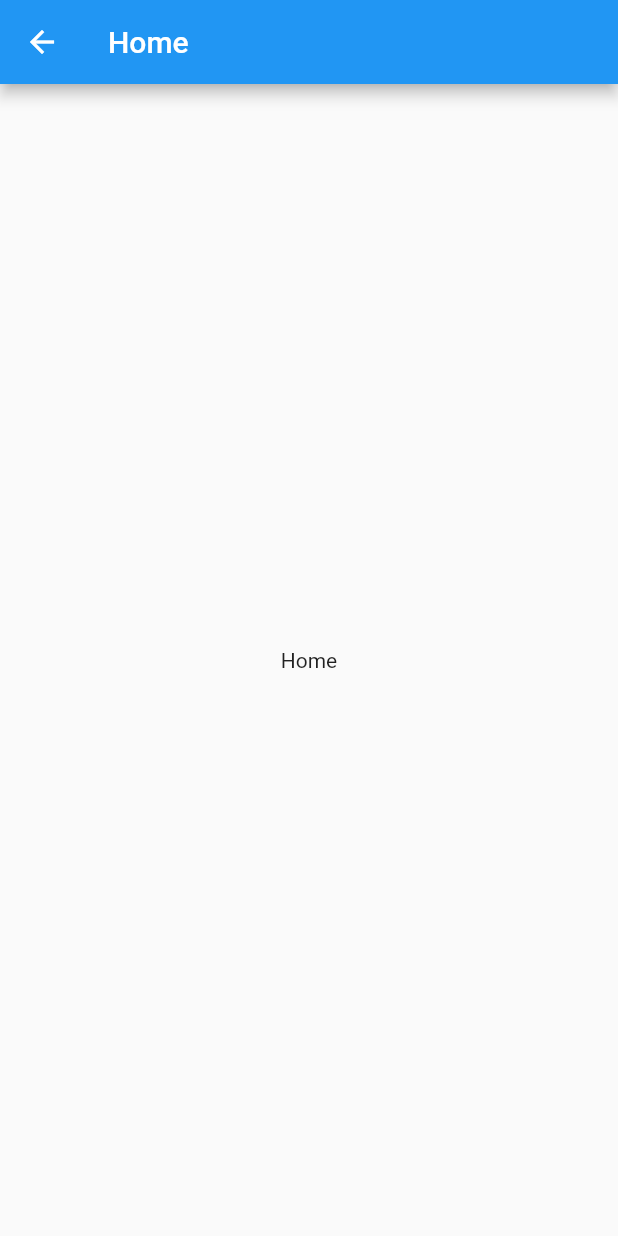
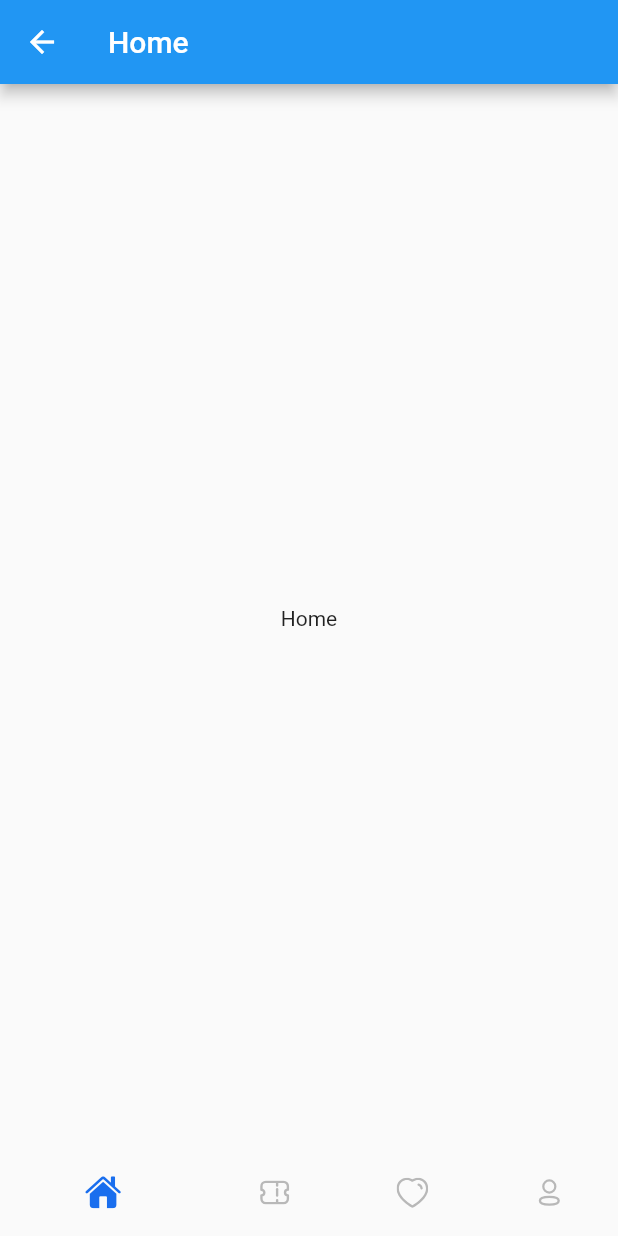
Before and after one commit to vladuhalys/aspen_travel_app, a Flutter app: the HomeScreen screen opened by its route, on a phone screen of 412 x 824 dp. Run offline on Flutter 3.47's test engine with Material 2 defaults, Android fonts, the light colour scheme and no system bars; our stand-ins replace flutter_svg, get, google_fonts.

Commit message:
Update #2: Add Home ver. 0.1

```diff
--- a/lib/core/presentation/screens/home/presentation/home_screen.dart
+++ b/lib/core/presentation/screens/home/presentation/home_screen.dart
@@ -1,17 +1,21 @@
 import 'package:flutter/material.dart';
+
+import '../widgets/bottom_bar.dart';
 
 class HomeScreen extends StatelessWidget {
   const HomeScreen({super.key});
 
   @override
   Widget build(BuildContext context) {
-    return Scaffold(
+    return SafeArea(
+      child: Scaffold(
           appBar: AppBar(
             title: const Text('Home'),
           ),
           body: const Center(
             child: Text('Home'),
           ),
+          bottomNavigationBar: const BottomBar()),
     );
   }
 }
--- /dev/null
+++ b/lib/core/presentation/screens/home/widgets/bottom_bar.dart
@@ -0,0 +1,77 @@
+import 'package:flutter/cupertino.dart';
+import 'package:flutter/material.dart';
+import 'package:flutter_svg/flutter_svg.dart';
+
+class BottomBar extends StatefulWidget {
+  const BottomBar({super.key});
+
+  @override
+  State<BottomBar> createState() => _BottomBarState();
+}
+
+class _BottomBarState extends State<BottomBar> {
+  int _selectedIndex = 0;
+
+  void _onItemTapped(int index) {
+    setState(() {
+      _selectedIndex = index;
+    });
+  }
+
+  @override
+  Widget build(BuildContext context) {
+    return BottomNavigationBar(
+        elevation: 0,
+        showSelectedLabels: false,
+        showUnselectedLabels: false,
+        items: [
+          BottomNavigationBarItem(
+            icon: Icon(
+              CupertinoIcons.house_fill,
+              size: 24,
+              // ignore: deprecated_member_use
+              color: (_selectedIndex == 0)
+                  ? const Color(0xFF196EEE)
+                  : const Color(0xFFB8B8B8),
+            ),
+            label: 'Home',
+          ),
+          BottomNavigationBarItem(
+            icon: SvgPicture.asset(
+              'assets/icons/Ticket.svg',
+              width: 20, height: 20,
+              // ignore: deprecated_member_use
+              color: (_selectedIndex == 1)
+                  ? const Color(0xFF196EEE)
+                  : const Color(0xFFB8B8B8),
+            ),
+            label: 'Profile',
+          ),
+          BottomNavigationBarItem(
+            icon: SvgPicture.asset(
+              'assets/icons/Heart.svg',
+              width: 22, height: 22,
+              // ignore: deprecated_member_use
+              color: (_selectedIndex == 2)
+                  ? const Color(0xFF196EEE)
+                  : const Color(0xFFB8B8B8),
+            ),
+            label: 'Home',
+          ),
+          BottomNavigationBarItem(
+            icon: SvgPicture.asset(
+              'assets/icons/Profile.svg',
+              width: 22, height: 22,
+              // ignore: deprecated_member_use
+              color: (_selectedIndex == 3)
+                  ? const Color(0xFF196EEE)
+                  : const Color(0xFFB8B8B8),
+            ),
+            label: 'Profile',
+          ),
+        ],
+        currentIndex: _selectedIndex,
+        selectedItemColor: Colors.amber[800],
+        onTap: _onItemTapped);
+  }
+}
--- a/pubspec.yaml
+++ b/pubspec.yaml
@@ -12,6 +12,7 @@ dependencies:
   google_fonts: ^5.1.0
   get: ^4.6.5
   flutter_svg: ^2.0.7
+  cupertino_icons: ^1.0.5
 
 dev_dependencies:
   flutter_test:
@@ -24,3 +25,7 @@ flutter:
     - assets/back/intro_back.jpg
     - assets/back/land.jpg
     - assets/icons/aspen.svg
+    - assets/icons/Heart.svg
+    - assets/icons/Home.svg
+    - assets/icons/Profile.svg
+    - assets/icons/Ticket.svg
```
Also changed, not shown: assets/icons/Heart.svg (added), assets/icons/Home.svg (added), assets/icons/Profile.svg (added), assets/icons/Ticket.svg (added), lib/core/presentation/screens/home/widgets/app_bar.dart (added), lib/core/presentation/screens/home/widgets/home_body.dart (added), pubspec.lock. Lines whose indentation alone changed are shown as unchanged.
